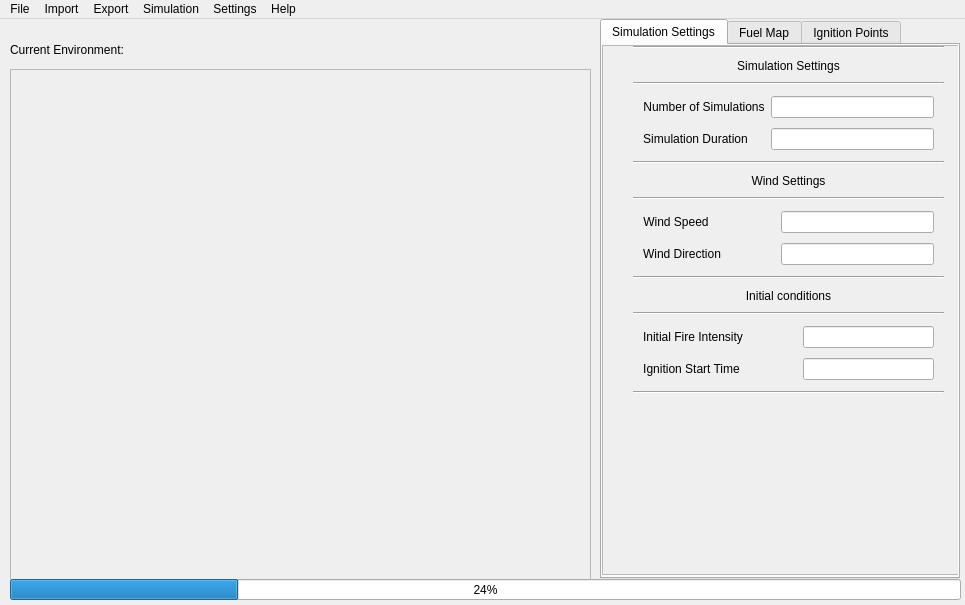
Qt form src/qt_files/MainWindow.ui (luckek/FireScapeRx-dev) before a commit.
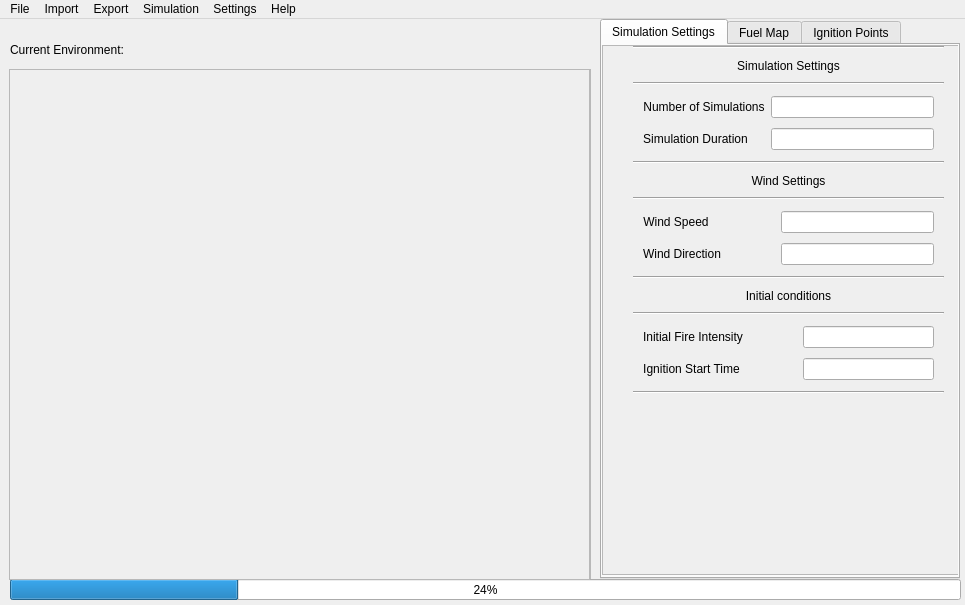
The same form after that commit.

Commit message: Incorporated rest of ignition point functionality

The edit to the form file:
```diff
--- a/src/qt_files/MainWindow.ui
+++ b/src/qt_files/MainWindow.ui
@@ -1016,6 +1016,29 @@
      </item>
     </layout>
    </widget>
+   <widget class="QScrollArea" name="ign_point_scroll_area">
+    <property name="geometry">
+     <rect>
+      <x>9</x>
+      <y>50</y>
+      <width>581</width>
+      <height>511</height>
+     </rect>
+    </property>
+    <property name="widgetResizable">
+     <bool>true</bool>
+    </property>
+    <widget class="QWidget" name="ign_point_scroll_area_widget_contents">
+     <property name="geometry">
+      <rect>
+       <x>0</x>
+       <y>0</y>
+       <width>579</width>
+       <height>509</height>
+      </rect>
+     </property>
+    </widget>
+   </widget>
   </widget>
   <widget class="QMenuBar" name="menubar">
    <property name="geometry">
```
Left out of the diff: 12 changed lines with no effect on the pictures. The commit also changes 2 other files.
